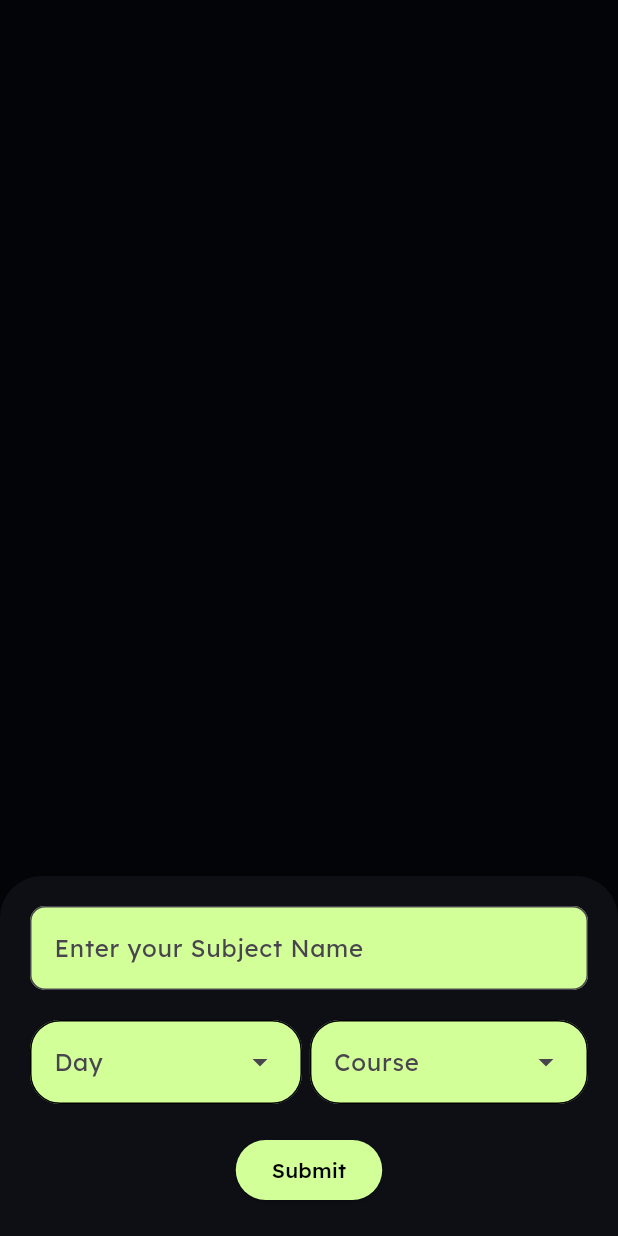
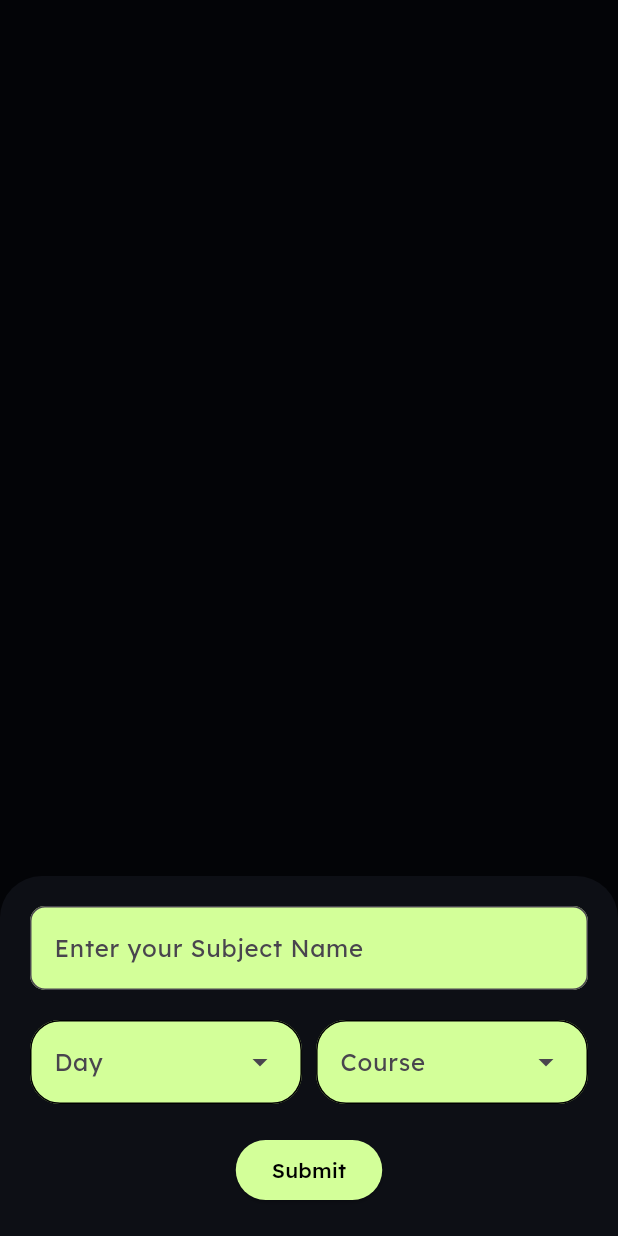
Before and after one commit to Bunk-Mate/Mobile-App, a Flutter app: the TimeTableEntry screen opened directly, after a tap on the "add" icon, on a phone screen of 412 x 824 dp. Run offline on Flutter 3.47's test engine with Material 3 defaults, Android fonts, the phone set to English and light mode, and no system bars; our stand-ins replace date_field, fl_chart, flutter_secure_storage, google_nav_bar, line_icons, syncfusion_flutter_charts; missing offline and left inert: side_sheet, simple_drawer; accounts and stored records are empty; network calls fail.

Commit message:
fix: fixed overflow on mac

```diff
--- a/lib/TimeTableEntry.dart
+++ b/lib/TimeTableEntry.dart
@@ -331,7 +331,7 @@ class TimeTableEntryState extends State<TimeTableEntry> {
                       ).toList(),
                     ),
                     DropdownMenu<String>(
-                      width: MediaQuery.of(context).size.width * 0.45,
+                      width: MediaQuery.of(context).size.width * 0.44,
                       inputDecorationTheme: InputDecorationTheme(
                           border: OutlineInputBorder(
                             borderRadius: BorderRadius.circular(20),
```
